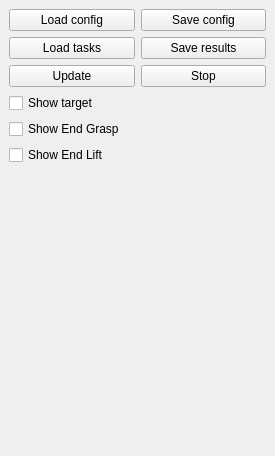
Qt form RobWorkSim/example/SimTaskVisPlugin/SimTaskVisPlugin.ui (onier/RobWork) before a commit.
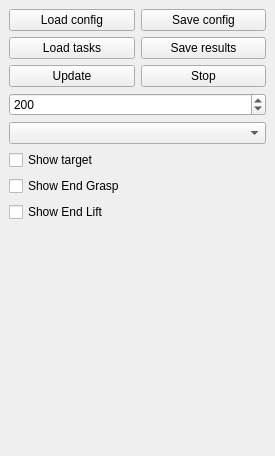
The same form after that commit.

Patch:
```diff
--- a/RobWorkSim/example/SimTaskVisPlugin/SimTaskVisPlugin.ui
+++ b/RobWorkSim/example/SimTaskVisPlugin/SimTaskVisPlugin.ui
@@ -63,6 +63,25 @@
         </item>
        </layout>
       </item>
+      <item>
+       <widget class="QSpinBox" name="_nrOfTargetSpin">
+        <property name="minimum">
+         <number>1</number>
+        </property>
+        <property name="maximum">
+         <number>1000000</number>
+        </property>
+        <property name="singleStep">
+         <number>10</number>
+        </property>
+        <property name="value">
+         <number>200</number>
+        </property>
+       </widget>
+      </item>
+      <item>
+       <widget class="QComboBox" name="_frameSelectBox"/>
+      </item>
       <item>
        <widget class="QCheckBox" name="_showTargetBox">
         <property name="text">
```
